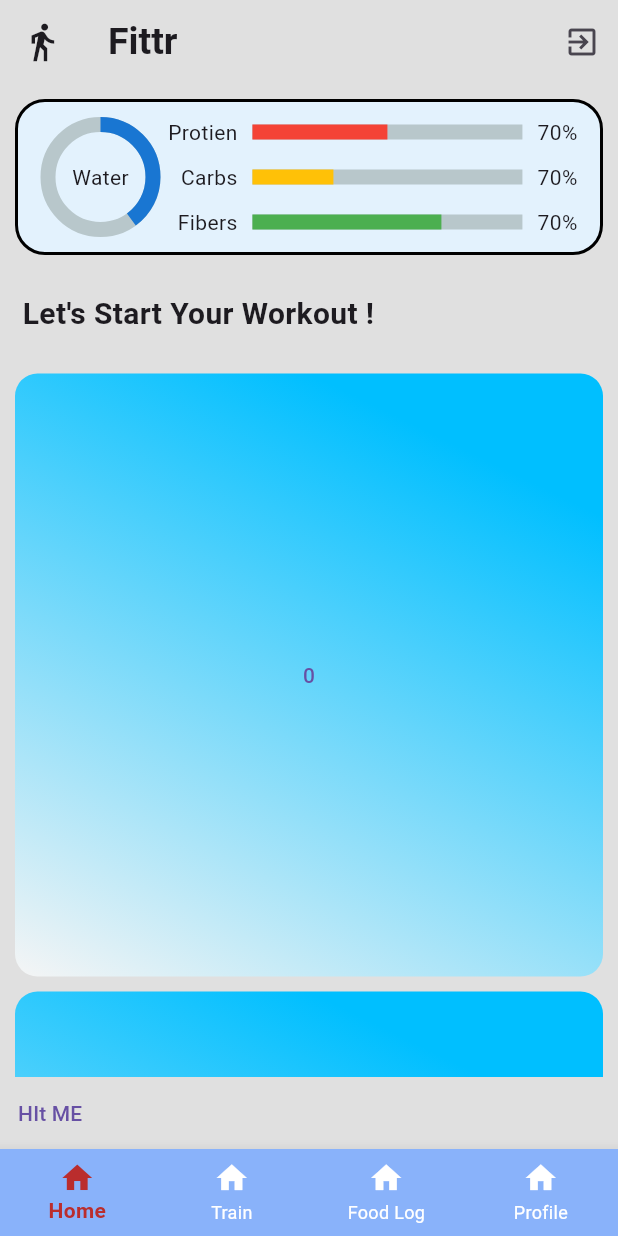
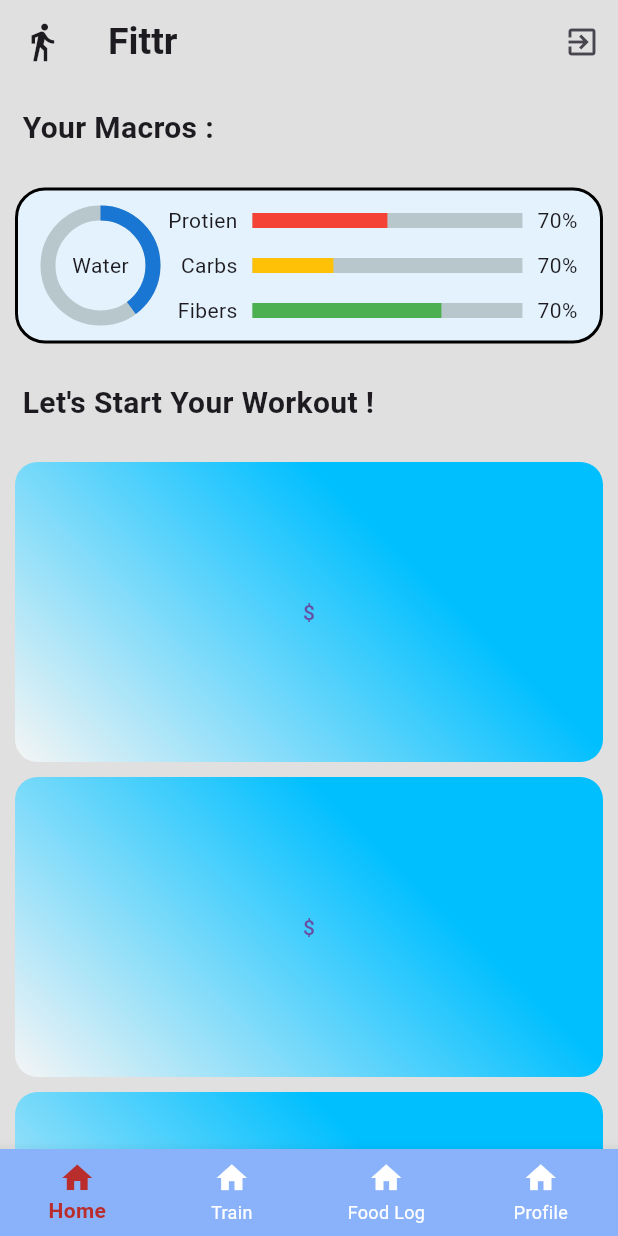
Before and after one commit to AgrwalNipun/fitness_app1, a Flutter app: the screen it shows once a user with an empty profile is signed in, on a phone screen of 412 x 824 dp. Run offline on Flutter 3.47's test engine with Material 3 defaults, Android fonts, the phone set to English and light mode, and no system bars; drawn by our look-alikes of percent_indicator; our stand-ins replace firebase_auth, firebase_core, fl_chart; accounts and stored records are empty.

Commit message:
made homescreen scrollable

```diff
--- a/lib/extra_widgets.dart
+++ b/lib/extra_widgets.dart
@@ -88,16 +88,12 @@ class SelectExercise extends StatefulWidget {
 class _SelectExerciseState extends State<SelectExercise> {
   @override
   Widget build(BuildContext context) {
-    return Expanded(
-      child: GridView.builder(
-        gridDelegate: SliverGridDelegateWithFixedCrossAxisCount(crossAxisCount: 1,
-        ),
-
-        itemCount: 3,
-        itemBuilder: (context, index) =>
+     return  Column(
+          children: [
             Container(
             margin: EdgeInsets.fromLTRB(10, 10,10,0),
-          height: 100,
+            height: 200,
+            width: double.infinity,
             decoration: BoxDecoration(
               gradient: LinearGradient(colors: [
 
@@ -111,15 +107,67 @@ class _SelectExerciseState extends State<SelectExercise> {
               borderRadius: BorderRadius.circular(15)),
             child: TextButton(
               onPressed: (){
-              print("$index");
               },
               style: ButtonStyle(splashFactory: NoSplash.splashFactory),
-            child: Text('$index')),)
+              child: Text('\$'),),),
+                //////////
+              //////////
+              ///
+              //////
+              /////
+              ////
+              ////
+              ////
 
-        ,
+              Container(
+            margin: EdgeInsets.fromLTRB(10, 10,10,0),
+            height: 200,
+            width: double.infinity,
+            decoration: BoxDecoration(
+              gradient: LinearGradient(colors: [
 
+                    Color(0xFF00BFFF), // Pinkish color from the image 00BFFF
+                    Color(0xFFF5F5F5),
+              ],
+                begin: Alignment.topCenter,
+                end: Alignment.bottomLeft,
+                ),
+              // color: Colors.white,
+              borderRadius: BorderRadius.circular(15)),
+            child: TextButton(
+              onPressed: (){
+              },
+              style: ButtonStyle(splashFactory: NoSplash.splashFactory),
+              child: Text('\$'),),),
+              //////////
+              //////////
+              ///
+              //////
+              /////
+              ////
+              ////
+              ////
+              Container(
+            margin: EdgeInsets.fromLTRB(10, 10,10,0),
+            height: 200,
+            width: double.infinity,
+            decoration: BoxDecoration(
+              gradient: LinearGradient(colors: [
 
+                    Color(0xFF00BFFF), // Pinkish color from the image 00BFFF
+                    Color(0xFFF5F5F5),
+              ],
+                begin: Alignment.topCenter,
+                end: Alignment.bottomLeft,
                 ),
+              // color: Colors.white,
+              borderRadius: BorderRadius.circular(15)),
+            child: TextButton(
+              onPressed: (){
+              },
+              style: ButtonStyle(splashFactory: NoSplash.splashFactory),
+              child: Text('\$'),),)
+              ]
      );
   }
 }
--- a/lib/homepage.dart
+++ b/lib/homepage.dart
@@ -48,13 +48,14 @@ class _HomePageState extends State<HomePage> {
 
       body: SafeArea
       (
-        child:Column(
+        child:SingleChildScrollView(
+          child: Column(
             crossAxisAlignment: CrossAxisAlignment.start,
                 children: [
-              // Padding(
-              //   padding: const EdgeInsets.all(15.0),
-              //   child: Text("Your Macros : ",textAlign: TextAlign.left,style: TextStyle(fontSize: 20,fontWeight: FontWeight.bold),),
-              // ),
+                  Padding(
+                    padding: const EdgeInsets.all(15.0),
+                    child: Text("Your Macros : ",textAlign: TextAlign.left,style: TextStyle(fontSize: 20,fontWeight: FontWeight.bold),),
+                  ),
                   food_chart(),
                   Padding(
                     padding: const EdgeInsets.all(15.0),
@@ -65,9 +66,11 @@ class _HomePageState extends State<HomePage> {
                     print(FirebaseAuth.instance.currentUser.toString());
                   }, child: Text("HIt ME"))
                 ],
+              ),
+        ),
         )
 
-      ),
+
     );
   }
 }
```
Lines whose indentation alone changed are shown as unchanged.
